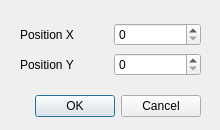
First picture: the form in src/view/dialogs/createjunctiondialog.ui, repository SuperCiuper/TrafficSimulation, before the edit.
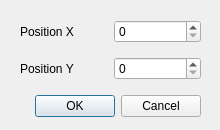
Second picture: the form after the edit.

What changed in the file:
```diff
--- a/src/view/dialogs/createjunctiondialog.ui
+++ b/src/view/dialogs/createjunctiondialog.ui
@@ -35,7 +35,7 @@
      <x>20</x>
      <y>53</y>
      <width>181</width>
-     <height>24</height>
+     <height>31</height>
     </rect>
    </property>
    <layout class="QHBoxLayout" name="heightLayout">
@@ -55,9 +55,9 @@
    <property name="geometry">
     <rect>
      <x>20</x>
-     <y>23</y>
+     <y>16</y>
      <width>181</width>
-     <height>24</height>
+     <height>31</height>
     </rect>
    </property>
    <layout class="QHBoxLayout" name="widthLayout">
```
